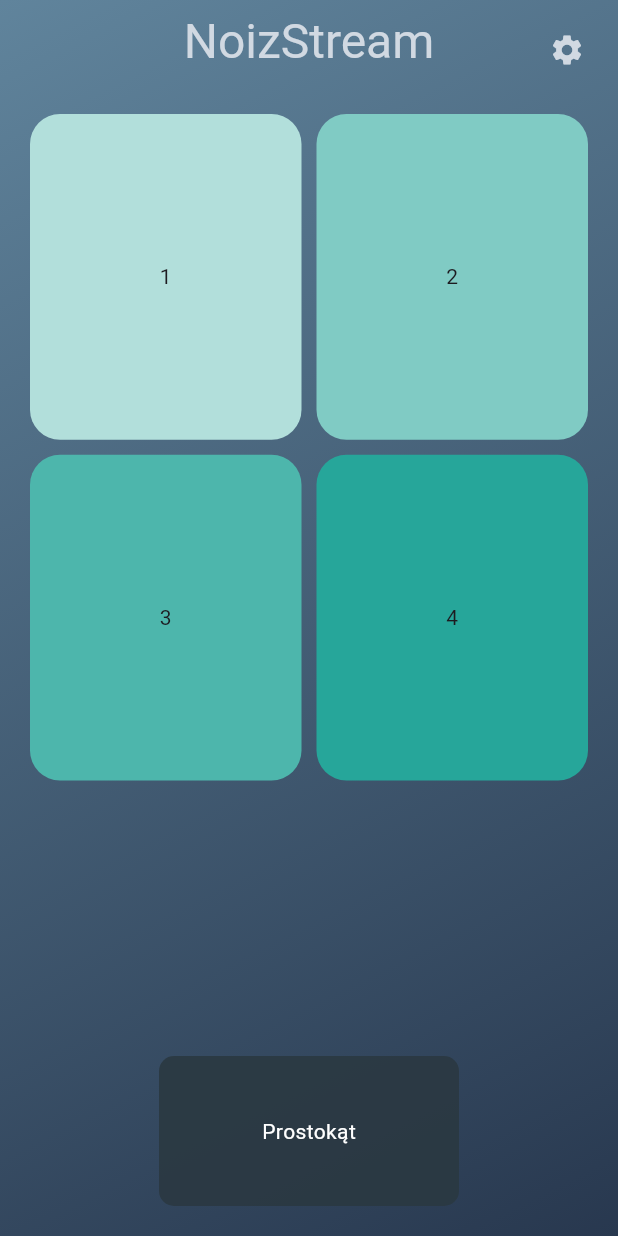
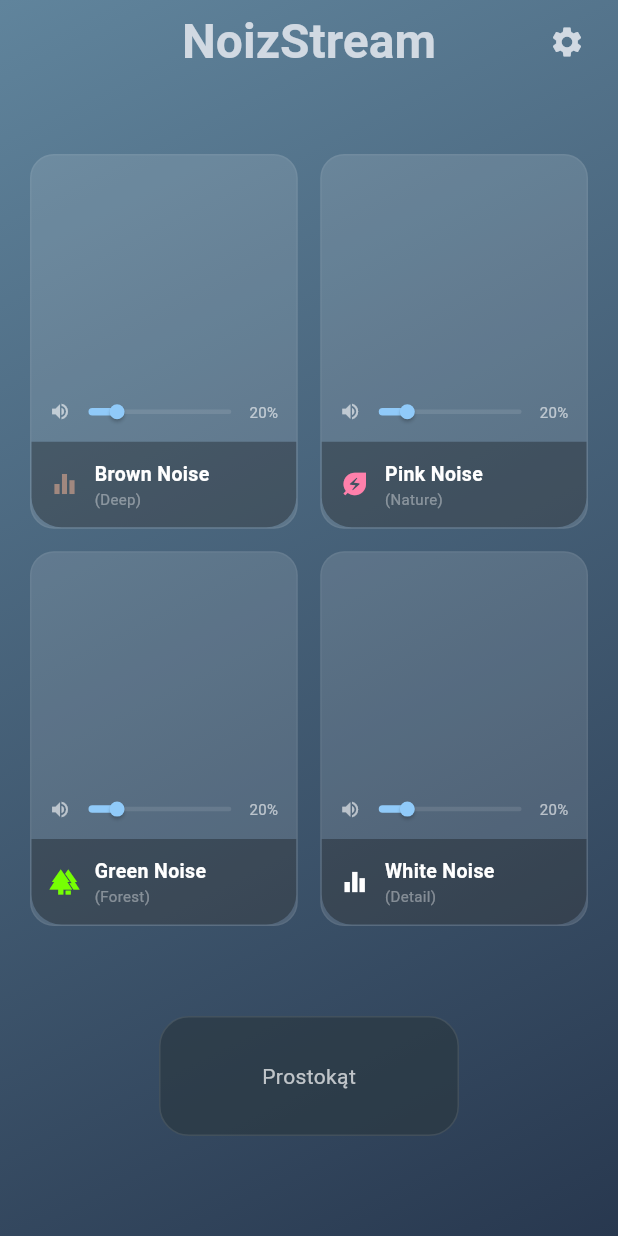
Before and after one commit to ASalek-Szkola/noiz_stream, a Flutter app: the screen it shows after launch, on a phone screen of 412 x 824 dp. Run offline on Flutter 3.47's test engine with Material 3 defaults, Android fonts, the phone set to English and light mode, and no system bars.

Commit message:
Volume slider, separated grid containers

```diff
--- a/lib/main.dart
+++ b/lib/main.dart
@@ -10,7 +10,7 @@
   @override
   Widget build(BuildContext context) {
     return MaterialApp(
-      title: 'Flutter Demo',
+      title: 'NoizStream',
       theme: ThemeData(
         colorScheme: ColorScheme.fromSeed(seedColor: Colors.deepPurple),
         useMaterial3: true,
@@ -30,31 +30,38 @@
 }
 
 class _MyHomePageState extends State<MyHomePage> {
+  double brownSliderValue = 0.2;
+  double pinkSliderValue = 0.2;
+  double greenSliderValue = 0.2;
+  double whiteSliderValue = 0.2;
+
   @override
   Widget build(BuildContext context) {
     double w = MediaQuery.sizeOf(context).width;
     double h = MediaQuery.sizeOf(context).height;
 
     return Scaffold(
+      extendBodyBehindAppBar: true,
       appBar: AppBar(
         backgroundColor: Colors.transparent,
-        foregroundColor: Color.fromARGB(255, 209, 217, 226),
         elevation: 0,
+        surfaceTintColor: Colors.transparent,
+        foregroundColor: const Color.fromARGB(255, 209, 217, 226),
         centerTitle: true,
-        title: Text(widget.title, style: TextStyle(fontSize: 32)),
+        title: Text(
+          widget.title,
+          style: const TextStyle(fontSize: 32, fontWeight: FontWeight.bold),
+        ),
         actions: [
           Padding(
-            padding: const EdgeInsets.only(right: 10.0, top: 10.0),
+            padding: const EdgeInsets.only(right: 10.0),
             child: IconButton(
               icon: const Icon(Icons.settings),
-              onPressed: () {
-                // TODO
-              },
+              onPressed: () {}, // TODO
             ),
           ),
         ],
       ),
-      extendBodyBehindAppBar: true,
       body: Container(
         width: double.infinity,
         height: double.infinity,
@@ -70,66 +77,70 @@
         ),
         child: SafeArea(
           child: Column(
-            mainAxisAlignment: MainAxisAlignment.center,
             children: [
+              const Spacer(),
               GridView.count(
                 primary: false,
                 padding: const EdgeInsets.all(20),
                 physics: const NeverScrollableScrollPhysics(),
                 shrinkWrap: true,
-                crossAxisSpacing: 10,
-                mainAxisSpacing: 10,
+                crossAxisSpacing: 15,
+                mainAxisSpacing: 15,
                 crossAxisCount: 2,
-                childAspectRatio: (w / 2) / (h * 0.3),
+                childAspectRatio: (w / 2) / (h * 0.35),
                 children: <Widget>[
-                  Container(
-                    decoration: BoxDecoration(
-                      color: Colors.teal[100],
-                      borderRadius: BorderRadius.circular(20),
-                    ),
-                    child: const Center(child: Text("1")),
+                  NoiseCard(
+                    title: "Brown Noise",
+                    subtitle: "(Deep)",
+                    value: brownSliderValue,
+                    onChanged: (val) => setState(() => brownSliderValue = val),
+                    icon: Icons.equalizer,
+                    accentColor: Colors.brown[300]!,
                   ),
-                  Container(
-                    decoration: BoxDecoration(
-                      color: Colors.teal[200],
-                      borderRadius: BorderRadius.circular(20),
-                    ),
-                    child: const Center(child: Text("2")),
+                  NoiseCard(
+                    title: "Pink Noise",
+                    subtitle: "(Nature)",
+                    value: pinkSliderValue,
+                    onChanged: (val) => setState(() => pinkSliderValue = val),
+                    icon: Icons.energy_savings_leaf,
+                    accentColor: Colors.pinkAccent.shade100,
                   ),
-                  Container(
-                    decoration: BoxDecoration(
-                      color: Colors.teal[300],
-                      borderRadius: BorderRadius.circular(20),
-                    ),
-                    child: const Center(child: Text("3")),
+                  NoiseCard(
+                    title: "Green Noise",
+                    subtitle: "(Forest)",
+                    value: greenSliderValue,
+                    onChanged: (val) => setState(() => greenSliderValue = val),
+                    icon: Icons.forest,
+                    accentColor: Colors.lightGreenAccent.shade400,
                   ),
-                  Container(
-                    decoration: BoxDecoration(
-                      color: Colors.teal[400],
-                      borderRadius: BorderRadius.circular(20),
-                    ),
-                    child: const Center(child: Text("4")),
+                  NoiseCard(
+                    title: "White Noise",
+                    subtitle: "(Detail)",
+                    value: whiteSliderValue,
+                    onChanged: (val) => setState(() => whiteSliderValue = val),
+                    icon: Icons.equalizer,
+                    accentColor: Colors.white,
                   ),
                 ],
               ),
 
-              const Spacer(),
-
               Container(
-                margin: const EdgeInsets.symmetric(vertical: 20),
+                margin: const EdgeInsets.symmetric(vertical: 40),
                 width: 200,
-                height: 100,
+                height: 80,
                 decoration: BoxDecoration(
-                  color: const Color.fromRGBO(42, 56, 65, 0.9),
-                  borderRadius: BorderRadius.circular(10),
+                  color: const Color.fromRGBO(42, 56, 65, 0.7),
+                  borderRadius: BorderRadius.circular(20),
+                  border: Border.all(color: Colors.white10),
                 ),
                 child: const Center(
                   child: Text(
                     'Prostokąt',
-                    style: TextStyle(color: Colors.white),
+                    style: TextStyle(color: Colors.white70),
                   ),
                 ),
               ),
+              const Spacer(),
             ],
           ),
         ),
@@ -137,3 +148,115 @@
     );
   }
 }
+
+class NoiseCard extends StatelessWidget {
+  final String title;
+  final String subtitle;
+  final double value;
+  final ValueChanged<double> onChanged;
+  final IconData icon;
+  final Color accentColor;
+
+  const NoiseCard({
+    super.key,
+    required this.title,
+    required this.subtitle,
+    required this.value,
+    required this.onChanged,
+    required this.icon,
+    required this.accentColor,
+  });
+
+  @override
+  Widget build(BuildContext context) {
+    return Container(
+      decoration: BoxDecoration(
+        color: Colors.white.withOpacity(0.12),
+        borderRadius: BorderRadius.circular(16),
+        border: Border.all(color: Colors.white.withOpacity(0.05)),
+      ),
+      child: Column(
+        children: [
+          const Spacer(), // TODO
+          // Volume
+          Padding(
+            padding: const EdgeInsets.symmetric(horizontal: 12),
+            child: Row(
+              children: [
+                Icon(
+                  value == 0.00 ? Icons.volume_off : Icons.volume_up,
+                  size: 14,
+                  color: Colors.white60,
+                ),
+                Expanded(
+                  child: SliderTheme(
+                    data: SliderTheme.of(context).copyWith(
+                      trackHeight: 3,
+                      overlayShape: const RoundSliderOverlayShape(
+                        overlayRadius: 12,
+                      ),
+                      thumbShape: const RoundSliderThumbShape(
+                        enabledThumbRadius: 5,
+                      ),
+                    ),
+                    child: Slider(
+                      value: value,
+                      onChanged: onChanged,
+                      activeColor: Colors.blue[200],
+                      inactiveColor: Colors.white10,
+                    ),
+                  ),
+                ),
+                Text(
+                  '${(value * 100).toStringAsFixed(0)}%',
+                  style: const TextStyle(color: Colors.white60, fontSize: 10),
+                ),
+              ],
+            ),
+          ),
+          const SizedBox(height: 8),
+
+          // Info
+          Container(
+            padding: const EdgeInsets.all(12),
+            decoration: BoxDecoration(
+              color: Colors.black.withOpacity(0.3),
+              borderRadius: const BorderRadius.vertical(
+                bottom: Radius.circular(20),
+              ),
+            ),
+            child: Row(
+              children: [
+                Icon(icon, color: accentColor, size: 20),
+                const SizedBox(width: 10),
+                Flexible(
+                  child: Column(
+                    crossAxisAlignment: CrossAxisAlignment.start,
+                    mainAxisSize: MainAxisSize.min,
+                    children: [
+                      Text(
+                        title,
+                        style: const TextStyle(
+                          color: Colors.white,
+                          fontWeight: FontWeight.bold,
+                          fontSize: 13,
+                        ),
+                      ),
+                      Text(
+                        subtitle,
+                        style: const TextStyle(
+                          color: Colors.white38,
+                          fontSize: 10,
+                        ),
+                      ),
+                    ],
+                  ),
+                ),
+              ],
+            ),
+          ),
+        ],
+      ),
+    );
+  }
+}
```
